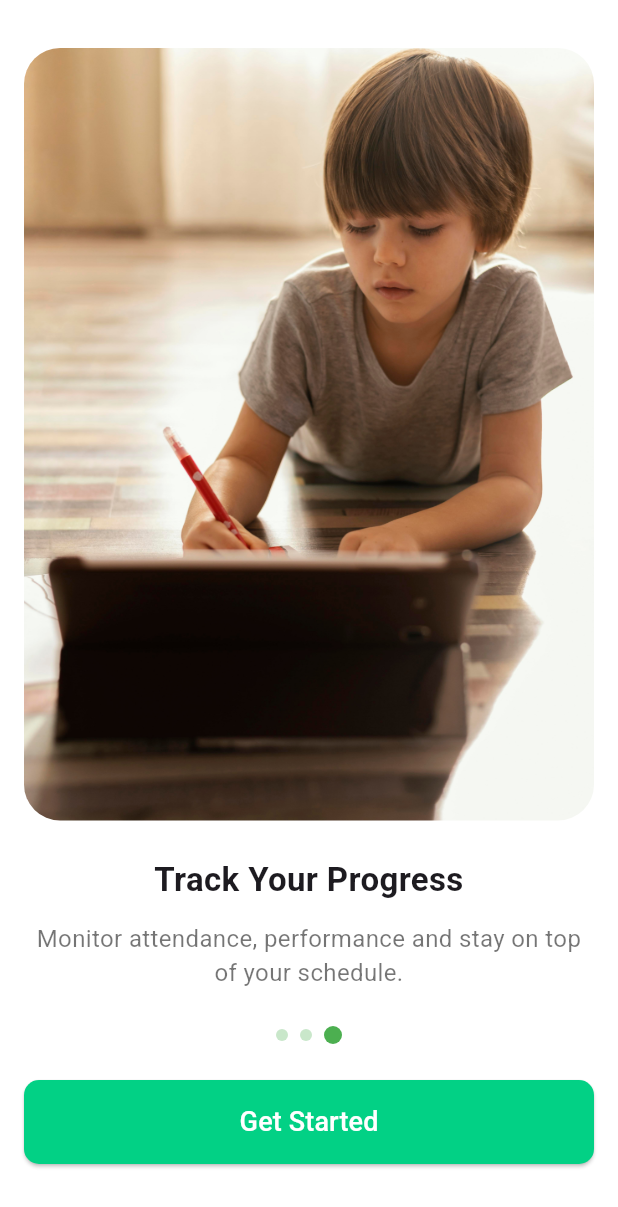
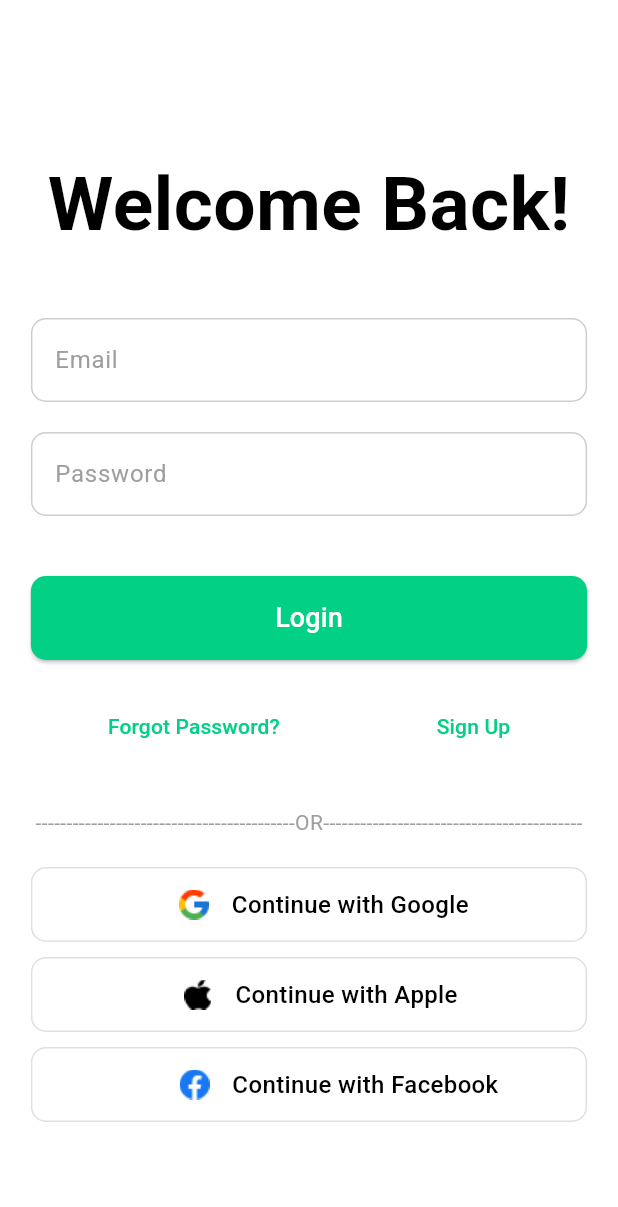
Before and after one commit to Umar0077/My_New_Sustain_App, a Flutter app: the screen it shows after launch, after a tap on "Skip", after a tap on "Get Started", on a phone screen of 412 x 824 dp. Shown: the top 1207 px of the screen. Run offline on Flutter 3.47's test engine with Material 3 defaults, Android fonts, the phone set to English and light mode, and no system bars.

Commit message:
Your commit message

```diff
--- /dev/null
+++ b/lib/Screens/Auth Screens/login_screen.dart
@@ -0,0 +1,141 @@
+import 'package:al_mehdi_online_school/Screens/Auth%20Screens/forgot_password.dart';
+import 'package:al_mehdi_online_school/Screens/Auth%20Screens/register_screen.dart';
+import 'package:al_mehdi_online_school/Screens/Home_Screens/Home_screen.dart';
+import 'package:al_mehdi_online_school/components/Custom_Textfield.dart';
+import 'package:al_mehdi_online_school/components/Custom_button.dart';
+import 'package:al_mehdi_online_school/components/Social_Login_button.dart';
+import 'package:flutter/material.dart';
+
+class LoginScreen extends StatefulWidget {
+  const LoginScreen({super.key});
+
+  @override
+  State<LoginScreen> createState() => _LoginScreenState();
+}
+
+class _LoginScreenState extends State<LoginScreen> {
+  final _emailController = TextEditingController();
+  final _passwordController = TextEditingController();
+
+  void _navigateToRegister() {
+    Navigator.push(
+      context,
+      MaterialPageRoute(builder: (context) => const RegisterScreen()),
+    );
+  }
+  void _navigateToForgotPassword() {
+    Navigator.push(
+      context,
+      MaterialPageRoute(builder: (context) => const ForgotPassword()),
+    );
+  }
+
+  void _goToHomeScreen() {
+    Navigator.pushReplacement(
+      context,
+      MaterialPageRoute(builder: (context) => const HomeScreen()),
+    );
+  }
+
+  @override
+  void dispose() {
+    _emailController.dispose();
+    _passwordController.dispose();
+    super.dispose();
+  }
+
+  @override
+  Widget build(BuildContext context) {
+    // Use MediaQuery to adjust screen size dynamically
+    double screenWidth = MediaQuery.of(context).size.width;
+    double textScale = screenWidth > 600 ? 1.2 : 1.0;  // Larger text scale for bigger screens
+
+    return Scaffold(
+      backgroundColor: Colors.white,
+
+      body: SingleChildScrollView(
+        padding: EdgeInsets.symmetric(horizontal: screenWidth * 0.05),  // Dynamic padding
+        child: Column(
+          mainAxisAlignment: MainAxisAlignment.center,
+          children: [
+            SizedBox(height: 100,),
+            // Adjust text size for different screen widths
+            Text(
+              'Welcome Back!',
+              style: TextStyle(
+                fontSize: 50 * textScale,  // Text size adjusts based on screen width
+                fontWeight: FontWeight.bold,
+                color: Colors.black,
+              ),
+            ),
+            const SizedBox(height: 40),
+            CustomTextfield(labelText: 'Email'),
+            const SizedBox(height: 20),
+            CustomTextfield(labelText: 'Password'),
+            const SizedBox(height: 10),
+
+            const SizedBox(height: 30),
+            CustomButton(
+              text: 'Login',
+              onPressed: _goToHomeScreen
+            ),
+            const SizedBox(height: 20),
+            Center(
+              child: Container(
+                width: 600,
+                child: Row(
+                  mainAxisAlignment: MainAxisAlignment.spaceEvenly,
+                  children: [
+                    TextButton(
+                      onPressed: _navigateToForgotPassword,
+                      child: const Text(
+                        'Forgot Password?',
+                        style: TextStyle(color:Color(0xff02D185)),
+                      ),
+                    ),
+
+
+                    const SizedBox(width: 2),
+                    TextButton(
+                      onPressed: _navigateToRegister,
+                      child: const Text(
+                        'Sign Up',
+                        style: TextStyle(color:Color(0xff02D185)),
+                      ),
+                    ),
+                  ],
+                ),
+              ),
+            ),
+            const SizedBox(height: 30),
+            const Text(
+              '------------------------------------------OR------------------------------------------',
+              style: TextStyle(color: Colors.grey),
+            ),
+            const SizedBox(height: 20),
+            // Google Login Container
+            SocialLoginButton(
+              imagePath: 'assets/logo/Google.png',
+              labelText: 'Continue with Google',
+              imagePadding: const EdgeInsets.only(left: 15),
+              onPressed: (){}),
+            const SizedBox(height: 10),
+            // Apple Login Container
+            SocialLoginButton(
+              imagePath: 'assets/logo/apple.png',
+              labelText: 'Continue with Apple',
+              imagePadding: const EdgeInsets.only(left: 10),
+              onPressed: (){}),
+            const SizedBox(height: 10),
+            // Facebook Login Container
+            SocialLoginButton(
+              imagePath: 'assets/logo/facebook.png',
+              labelText: 'Continue with Facebook',
+              imagePadding: const EdgeInsets.only(left: 35),
+              onPressed: (){})
+          ],
+        ),
+      ),
+    );
+  }
+}
--- a/lib/Screens/StartingScreens/onboarding_screen.dart
+++ b/lib/Screens/StartingScreens/onboarding_screen.dart
@@ -1,3 +1,5 @@
+import 'package:al_mehdi_online_school/Screens/Auth%20Screens/login_screen.dart';
+import 'package:al_mehdi_online_school/components/Custom_button.dart';
 import 'package:flutter/material.dart';
 
 class OnboardingScreen extends StatefulWidget {
@@ -44,7 +46,11 @@ class _OnboardingScreenState extends State<OnboardingScreen> {
   }
 
   void _goToLogin() {
-    print("Navigated to Login");
+    // Navigate to the LoginScreen when Get Started is pressed
+    Navigator.pushReplacement(
+      context,
+      MaterialPageRoute(builder: (context) => const LoginScreen()),
+    );
   }
 
   @override
@@ -142,19 +148,9 @@ class _OnboardingScreenState extends State<OnboardingScreen> {
         ),
         const SizedBox(height: 24),
         isLastPage
-            ? ElevatedButton(
-                onPressed: _goToLogin,
-                style: ElevatedButton.styleFrom(
-                  backgroundColor: const Color(0xff02D185),
-                  minimumSize: const Size(double.infinity, 56),
-                  shape: RoundedRectangleBorder(
-                    borderRadius: BorderRadius.circular(10),
-                  ),
-                ),
-                child: const Text(
-                  "Get Started",
-                  style: TextStyle(fontSize: 18, color: Colors.white),
-                ),
+            ? CustomButton(
+                text: "Get Started", // Set text as "Get Started"
+                onPressed: _goToLogin, // Navigate to the login screen when pressed
               )
             : Row(
                 mainAxisAlignment: MainAxisAlignment.spaceBetween,
--- /dev/null
+++ b/lib/components/Custom_Textfield.dart
@@ -0,0 +1,38 @@
+import 'package:flutter/material.dart';
+
+class CustomTextfield extends StatelessWidget {
+  final String labelText;  // The only customizable property
+
+  const CustomTextfield({
+    Key? key,
+    required this.labelText,  // Receive labelText as a parameter
+  }) : super(key: key);
+
+  @override
+  Widget build(BuildContext context) {
+    return Container(
+      width: 400,  // Fixed width for the text field
+      child: TextField(
+        style: const TextStyle(color: Colors.grey),  // Set the text color to grey
+        decoration: InputDecoration(
+          labelText: labelText,  // Set labelText passed from the parent widget
+          labelStyle: const TextStyle(color: Colors.grey),  // Set label text color to grey
+          filled: true,
+          fillColor: const Color.fromARGB(255, 255, 255, 255),  // Set the background color of the TextField to white
+          border: OutlineInputBorder(
+            borderRadius: BorderRadius.circular(10),  // Rounded corners for the text field
+            borderSide: const BorderSide(color: Color.fromARGB(255, 206, 206, 206)),  // Set the default border color to grey
+          ),
+          focusedBorder: OutlineInputBorder(
+            borderRadius: BorderRadius.circular(10),
+            borderSide: const BorderSide(color: Color.fromARGB(255, 206, 206, 206)),  // Set the focused border color to grey
+          ),
+          enabledBorder: OutlineInputBorder(
+            borderRadius: BorderRadius.circular(10),
+            borderSide: const BorderSide(color: Color.fromARGB(255, 206, 206, 206)),  // Set the enabled border color to grey
+          ),
+        ),
+      ),
+    );
+  }
+}
--- /dev/null
+++ b/lib/components/Custom_button.dart
@@ -0,0 +1,33 @@
+import 'package:flutter/material.dart';
+
+class CustomButton extends StatelessWidget {
+  final String text; // Text to be displayed on the button
+  final VoidCallback onPressed; // Callback for the button press
+
+  const CustomButton({
+    Key? key,
+    required this.text,
+    required this.onPressed,
+  }) : super(key: key);
+
+  @override
+  Widget build(BuildContext context) {
+    return Container(
+      width: 400,  // Fixed width for the button
+      child: ElevatedButton(
+        onPressed: onPressed,  // The onPressed function passed from the parent
+        style: ElevatedButton.styleFrom(
+          backgroundColor: const Color(0xff02D185), // Fixed background color
+          minimumSize: const Size(double.infinity, 56), // Fixed height
+          shape: RoundedRectangleBorder(
+            borderRadius: BorderRadius.circular(10), // Fixed border radius
+          ),
+        ),
+        child: Text(
+          text,  // Display dynamic text
+          style: const TextStyle(fontSize: 18, color: Colors.white), // Fixed text color
+        ),
+      ),
+    );
+  }
+}
--- /dev/null
+++ b/lib/components/Social_Login_button.dart
@@ -0,0 +1,54 @@
+import 'package:flutter/material.dart';
+
+class SocialLoginButton extends StatelessWidget {
+  final String imagePath;
+  final String labelText;
+  final EdgeInsetsGeometry imagePadding;
+  final VoidCallback onPressed;
+
+  const SocialLoginButton({
+    super.key,
+    required this.imagePath,
+    required this.labelText,
+    required this.imagePadding,
+    required this.onPressed,
+  });
+
+  @override
+  Widget build(BuildContext context) {
+    return GestureDetector(
+      onTap: onPressed,
+      child: Container(
+        width: 400,  // Width of the container
+        height: 50,  // Height of the container
+        decoration: BoxDecoration(
+          borderRadius: BorderRadius.circular(10),
+          border: Border.all(color: Colors.grey.shade300),  // Border around the container
+        ),
+        child: Row(
+          mainAxisAlignment: MainAxisAlignment.center,  // Center content horizontally
+          crossAxisAlignment: CrossAxisAlignment.center,  // Ensure vertical alignment
+          children: [
+            Padding(
+              padding: imagePadding,  // Customizable padding for the image
+              child: Image.asset(
+                imagePath,  // Use the passed image path for logos
+                width: 30,   // Adjust logo width
+                height: 30,  // Adjust logo height
+              ),
+            ),
+            const SizedBox(width: 10),  // Space between logo and text
+            Text(
+              labelText,  // Display the passed text label
+              style: const TextStyle(
+                fontSize: 16,
+                fontWeight: FontWeight.w500,
+                color: Colors.black,
+              ),
+            ),
+          ],
+        ),
+      ),
+    );
+  }
+}
```
Also changed, not shown: lib/Screens/Auth Screens/Otp_verfication_Screen.dart (added, +114 -0 lines), lib/Screens/Auth Screens/forgot_password.dart (added, +72 -0 lines), lib/Screens/Auth Screens/register_screen.dart (added, +156 -0 lines), lib/Screens/Home_Screens/Home_screen.dart (added, +21 -0 lines), assets/logo/Google.png (added), assets/logo/apple.png (added), assets/logo/facebook.png (added).
